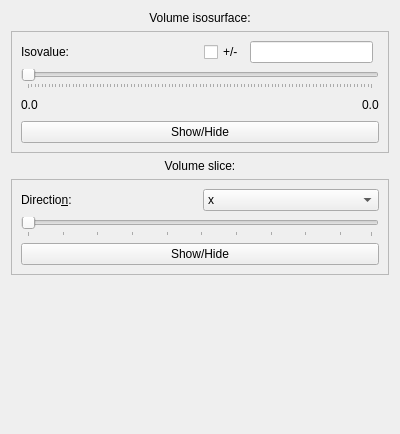
This is vipster/qt/data/data3dwidget.ui in sgsaenger/vipster as Qt 5 draws it before an edit. The edited form follows.
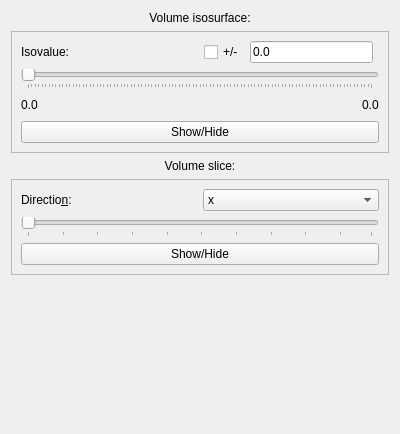
This is the edited form.

The edit to the form file:
```diff
--- a/vipster/qt/data/data3dwidget.ui
+++ b/vipster/qt/data/data3dwidget.ui
@@ -129,7 +129,11 @@
        </widget>
       </item>
       <item row="0" column="3">
-       <widget class="QLineEdit" name="surfVal"/>
+       <widget class="QLineEdit" name="surfVal">
+        <property name="text">
+         <string>0.0</string>
+        </property>
+       </widget>
       </item>
      </layout>
     </widget>
```
Left out of the diff: 8 changed lines with no effect on the pictures.
